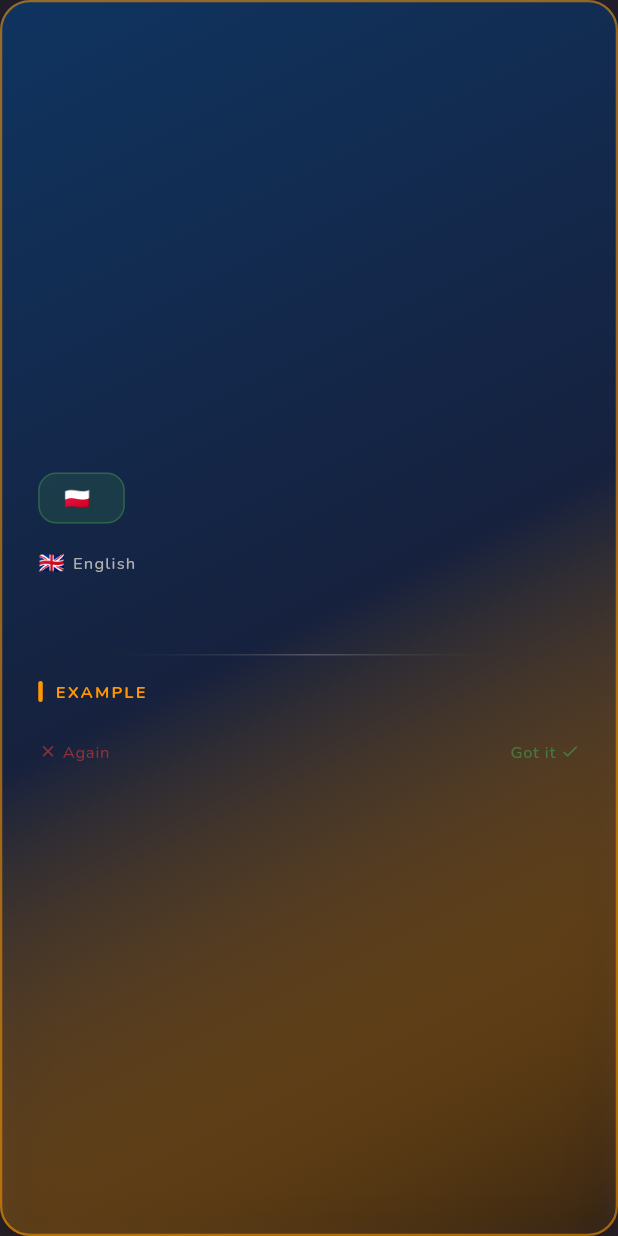
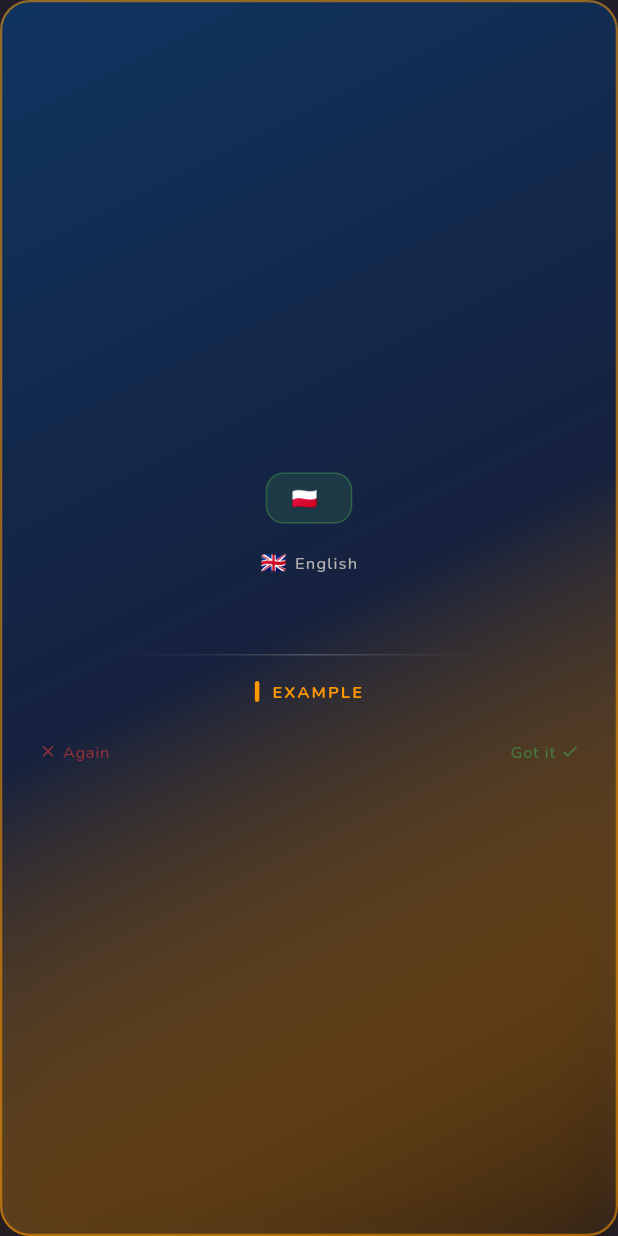
Before and after one commit to amirsdream/persepolish, a Flutter app: the _CardBack widget shown alone on an empty page, opened directly with empty values, on a phone screen of 412 x 824 dp. Run offline on Flutter 3.47's test engine with Material 3 defaults, Android fonts, the phone set to English and light mode, and no system bars; our stand-ins replace drift, drift_flutter, flutter_animate, flutter_riverpod, go_router, google_fonts and 3 more; accounts and stored records are empty; generated files the repository leaves out were written again.

Commit message:
fix: card back always centered — proper RTL text rendering without layout shift
Root cause: Directionality(rtl) wrapper inverted CrossAxisAlignment semantics.
In RTL context CrossAxisAlignment.end = LEFT, so Persian was left-aligned
(same as English) instead of the intended right-align, making both modes
look wrong and asymmetric.

Fix: remove Directionality wrapper entirely from _CardBack Column.
- crossAxisAlignment is now always CrossAxisAlignment.center
- textAlign: TextAlign.center on every Text widget
- Each Text keeps its own textDirection for correct glyph rendering
  (Persian glyphs draw RTL, Polish/English draw LTR) with no layout impact
- Removed axisAlign variable and all per-language alignment branching
- Removed orphan closing paren left from old Directionality structure
- Language label row simplified: flag always left, label right, centered
- Swipe-hint Row no longer needs Directionality wrapper

Co-Authored-By: Claude Sonnet 4.6 <noreply@anthropic.com>

```diff
--- a/lib/features/vocabulary/presentation/flashcard_screen.dart
+++ b/lib/features/vocabulary/presentation/flashcard_screen.dart
@@ -594,9 +594,10 @@ class _CardBack extends StatelessWidget {
     final example = card.localizedExample(teachingLang);
     final langFlag = isFa ? '🇮🇷' : '🇬🇧';
     final langLabel = isFa ? 'فارسی' : 'English';
+    // textDirection is passed to individual Text widgets only — it controls
+    // glyph rendering (RTL ligatures etc.) without touching layout alignment.
+    // Layout is always centered so the card looks symmetrical in both languages.
     final textDir = isFa ? TextDirection.rtl : TextDirection.ltr;
-    final axisAlign =
-        isFa ? CrossAxisAlignment.end : CrossAxisAlignment.start;
 
     return Container(
       width: double.infinity,
@@ -632,17 +633,14 @@ class _CardBack extends StatelessWidget {
           ),
         ],
       ),
-      child: Directionality(
-        // ↑ This is the key RTL fix — all layout below respects RTL for Persian
-        textDirection: textDir,
+      // No Directionality wrapper — layout is always centered.
+      // Each Text gets its own textDirection for correct glyph rendering.
       child: Column(
         mainAxisAlignment: MainAxisAlignment.center,
-          crossAxisAlignment: axisAlign,
+        crossAxisAlignment: CrossAxisAlignment.center,
         children: [
-            // ── Polish word reference (always LTR) ──────────────────────────
-            Directionality(
-              textDirection: TextDirection.ltr,
-              child: Container(
+          // ── Polish word reference (always LTR, always centered) ───────────
+          Container(
             padding: const EdgeInsets.symmetric(
                 horizontal: Spacing.md, vertical: Spacing.xs),
             decoration: BoxDecoration(
@@ -658,6 +656,7 @@ class _CardBack extends StatelessWidget {
                 const SizedBox(width: 6),
                 Text(
                   card.polish,
+                  textDirection: TextDirection.ltr,
                   style: Theme.of(context)
                       .textTheme
                       .titleMedium
@@ -669,53 +668,37 @@ class _CardBack extends StatelessWidget {
               ],
             ),
           ),
-            ),
           const SizedBox(height: Spacing.md),
 
-            // ── Language label ───────────────────────────────────────────────
+          // ── Language flag + label (always centered, flag always left) ─────
           Row(
             mainAxisSize: MainAxisSize.min,
-              children: isFa
-                  ? [
-                      Text(langLabel,
-                          style: Theme.of(context)
-                              .textTheme
-                              .labelSmall
-                              ?.copyWith(
+            mainAxisAlignment: MainAxisAlignment.center,
+            children: [
+              Text(langFlag, style: const TextStyle(fontSize: 14)),
+              const SizedBox(width: 5),
+              Text(
+                langLabel,
+                textDirection: textDir,
+                style: Theme.of(context).textTheme.labelSmall?.copyWith(
                       color: AppColors.onSurfaceVariant,
                       letterSpacing: 0.8,
                     ),
-                          textDirection: textDir),
-                      const SizedBox(width: 5),
-                      Text(langFlag,
-                          style: const TextStyle(fontSize: 14)),
-                    ]
-                  : [
-                      Text(langFlag,
-                          style: const TextStyle(fontSize: 14)),
-                      const SizedBox(width: 5),
-                      Text(langLabel,
-                          style: Theme.of(context)
-                              .textTheme
-                              .labelSmall
-                              ?.copyWith(
-                                color: AppColors.onSurfaceVariant,
-                                letterSpacing: 0.8,
               ),
-                          textDirection: textDir),
             ],
           ),
           const SizedBox(height: Spacing.xs),
 
-            // ── Meaning (big) ────────────────────────────────────────────────
+          // ── Meaning (big, centered) ───────────────────────────────────────
           Text(
             meaning,
+            textAlign: TextAlign.center,
+            textDirection: textDir,
             style: Theme.of(context).textTheme.headlineSmall?.copyWith(
                   fontWeight: FontWeight.w700,
                   color: AppColors.onSurface,
                   height: 1.3,
                 ),
-              textDirection: textDir,
           ),
 
           const SizedBox(height: Spacing.md),
@@ -734,9 +717,10 @@ class _CardBack extends StatelessWidget {
 
           const SizedBox(height: Spacing.md),
 
-            // ── Example section ──────────────────────────────────────────────
+          // ── Example label (always centered, always LTR) ───────────────────
           Row(
             mainAxisSize: MainAxisSize.min,
+            mainAxisAlignment: MainAxisAlignment.center,
             children: [
               Container(
                 width: 3,
@@ -759,39 +743,37 @@ class _CardBack extends StatelessWidget {
           ),
           const SizedBox(height: Spacing.sm),
 
-            // Polish example sentence (always LTR)
+          // Polish example sentence (always LTR, always centered)
           if (card.examplePolish.isNotEmpty)
-              Directionality(
+            Text(
+              card.examplePolish,
+              textAlign: TextAlign.center,
               textDirection: TextDirection.ltr,
-                child: Text(
-                  card.examplePolish,
               style: Theme.of(context).textTheme.bodyLarge?.copyWith(
                     fontStyle: FontStyle.italic,
                     color: AppColors.primary,
                     height: 1.4,
                   ),
             ),
-              ),
 
-            // Translation of example
+            // Translation of example (centered, correct glyph direction)
             if (example.isNotEmpty) ...[
               const SizedBox(height: Spacing.xs),
               Text(
                 example,
+                textAlign: TextAlign.center,
+                textDirection: textDir,
                 style: Theme.of(context).textTheme.bodyMedium?.copyWith(
                       color: AppColors.onSurfaceVariant,
                       height: 1.4,
                     ),
-                textDirection: textDir,
               ),
             ],
 
             const SizedBox(height: Spacing.md),
 
-            // ── Swipe hint at bottom ─────────────────────────────────────────
-            Directionality(
-              textDirection: TextDirection.ltr,
-              child: Row(
+            // ── Swipe hint at bottom (always LTR — directional indicator) ────
+            Row(
               mainAxisAlignment: MainAxisAlignment.spaceBetween,
               children: [
                 _SwipeLabel(
@@ -805,9 +787,7 @@ class _CardBack extends StatelessWidget {
                     reverse: true),
               ],
             ),
-            ),
           ],
-        ),
         ),
     );
   }
```
Lines whose indentation alone changed are shown as unchanged.
